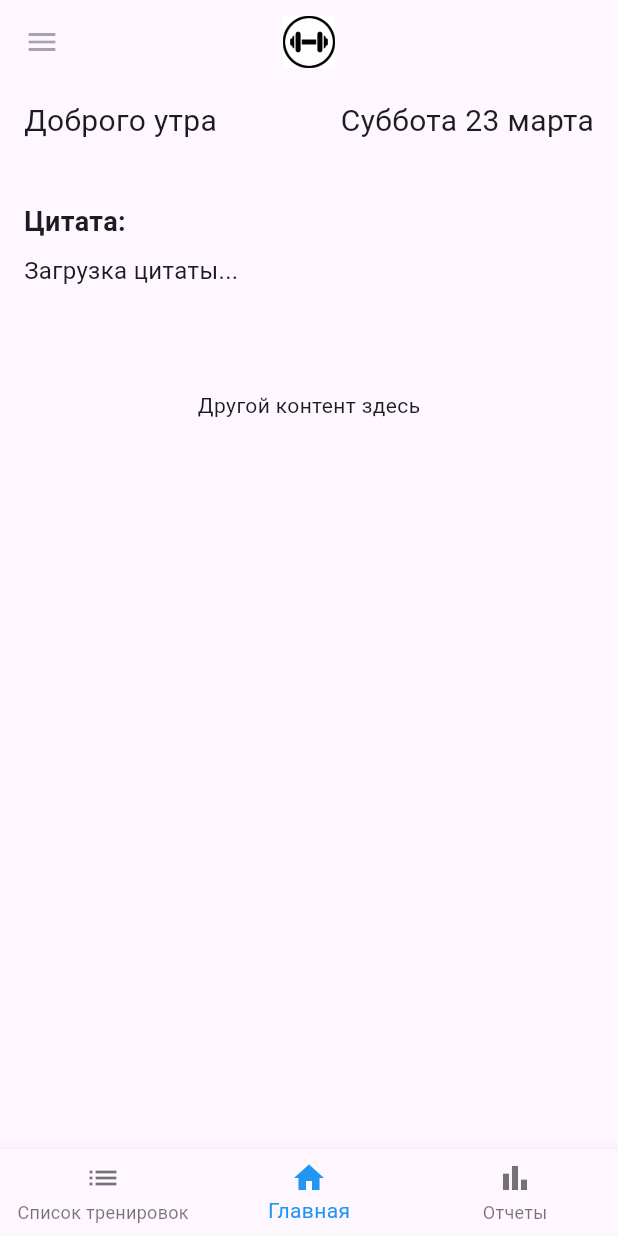
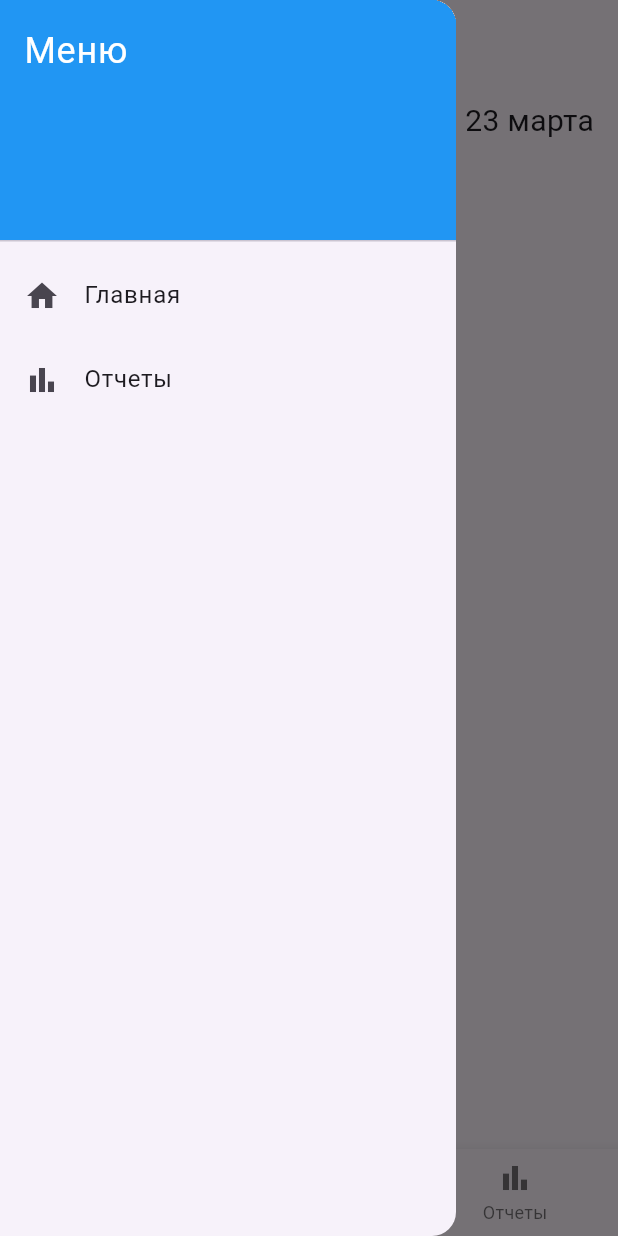
Before and after one commit to Ertnad/MyAdjutor, a Flutter app: the screen it shows after launch, in the side drawer, after a tap on "Главная", on a phone screen of 412 x 824 dp. Run offline on Flutter 3.47's test engine with Material 3 defaults, Android fonts, the phone set to English and light mode, and no system bars; our stand-ins replace flutter_svg, shared_preferences; network calls fail.

Commit message:
Что-то изменилось, но я уже забыл что

```diff
--- a/lib/main.dart
+++ b/lib/main.dart
@@ -1,8 +1,10 @@
 import 'package:flutter/material.dart';
 import 'package:intl/date_symbol_data_local.dart';
+import 'package:myadjutor/pages/bar/side_menu.dart';
+import 'package:myadjutor/pages/bar/top_bar.dart';
 import 'package:myadjutor/pages/train/train_page.dart';
 import 'package:myadjutor/pages/report/report_page.dart';
-import 'package:myadjutor/pages/workout/workout_page.dart'; // Импортируем новую страницу
+import 'package:myadjutor/pages/workout/workout_page.dart';
 
 void main() {
   initializeDateFormatting();
@@ -16,18 +18,18 @@ class MyApp extends StatelessWidget {
       'assets/images/train.png',
       width: 35,
       height: 35,
-    ); // Логотип приложения
+    );
 
     return MaterialApp(
       title: 'MyAdjutor',
       theme: ThemeData(
         primarySwatch: Colors.blue,
       ),
-      initialRoute: '/', // Устанавливаем начальный маршрут
+      initialRoute: '/',
       routes: {
-        '/': (context) => TrainPage(selectedIndex: 1, logo: logo), // Главная страница
-        '/reports': (context) => ReportPage(selectedIndex: 2, logo: logo), // Страница отчетов
-        '/workouts': (context) => WorkoutListPage(selectedIndex: 0, logo: logo), // Страница со списком тренировок
+        '/': (context) => TrainPage(logo: logo, selectedIndex: 1,),
+        '/reports': (context) => ReportPage(selectedIndex: 2, logo: logo),
+        '/workouts': (context) => WorkoutListPage(selectedIndex: 0, logo: logo),
       },
     );
   }
--- a/lib/pages/bar/side_menu.dart
+++ b/lib/pages/bar/side_menu.dart
@@ -1,7 +1,9 @@
 import 'package:flutter/material.dart';
 
 class CustomDrawer extends StatelessWidget {
-  const CustomDrawer({Key? key}) : super(key: key);
+  final GlobalKey<ScaffoldState>? scaffoldKey; // Добавьте scaffoldKey в ваш CustomDrawer
+
+  const CustomDrawer({Key? key, this.scaffoldKey}) : super(key: key);
 
   @override
   Widget build(BuildContext context) {
@@ -25,16 +27,14 @@ class CustomDrawer extends StatelessWidget {
             leading: const Icon(Icons.home),
             title: const Text('Главная'),
             onTap: () {
-              Navigator.pop(context);
-              // Обработка нажатия на "Главная"
+              scaffoldKey?.currentState?.openDrawer(); // Используйте scaffoldKey для открытия сайд-меню
             },
           ),
           ListTile(
             leading: const Icon(Icons.bar_chart),
             title: const Text('Отчеты'),
             onTap: () {
-              Navigator.pop(context);
-              // Обработка нажатия на "Отчеты"
+              scaffoldKey?.currentState?.openDrawer(); // Используйте scaffoldKey для открытия сайд-меню
             },
           ),
           // Другие пункты меню
--- a/lib/pages/base_page.dart
+++ b/lib/pages/base_page.dart
@@ -8,11 +8,15 @@ class BasePage extends StatelessWidget {
   final Widget body;
   final int selectedIndex;
   final Widget logo;
+  final Future<void> Function()? onRefresh; // Make onRefresh nullable
+  final Widget? floatingActionButton; // Add floatingActionButton parameter
 
   const BasePage({
     required this.body,
     required this.selectedIndex,
     required this.logo,
+    this.onRefresh, // Update the parameter to be nullable
+    this.floatingActionButton, // Add floatingActionButton parameter
   });
 
   @override
@@ -22,11 +26,15 @@ class BasePage extends StatelessWidget {
         logo: logo,
       ),
       drawer: const CustomDrawer(),
-      body: body,
+      body: RefreshIndicator(
+        onRefresh: onRefresh ?? () async {}, // Provide a default value if onRefresh is null
+        child: body,
+      ),
       bottomNavigationBar: CustomBottomNavigationBar(
         selectedIndex: selectedIndex,
-        logo: logo, // Передаем параметр logo в CustomBottomNavigationBar
+        logo: logo,
       ),
+      floatingActionButton: floatingActionButton, // Set floatingActionButton
     );
   }
 }
--- a/lib/pages/train/train_page.dart
+++ b/lib/pages/train/train_page.dart
@@ -1,29 +1,44 @@
 import 'dart:convert';
 import 'package:flutter/material.dart';
 import 'package:http/http.dart' as http;
+import 'package:myadjutor/pages/base_page.dart';
 import 'package:shared_preferences/shared_preferences.dart';
-import 'package:myadjutor/pages/base_page.dart';
 
-class TrainPage extends StatefulWidget {
+class TrainPage extends StatelessWidget {
   final Widget logo;
-  final int selectedIndex; // Добавлен параметр selectedIndex
+  final int selectedIndex;
 
-  const TrainPage({Key? key, required this.logo, required this.selectedIndex}) : super(key: key);
+  const TrainPage({
+    Key? key,
+    required this.logo,
+    required this.selectedIndex,
+  }) : super(key: key);
 
   @override
-  _TrainPageState createState() => _TrainPageState();
+  Widget build(BuildContext context) {
+    return BasePage(
+      body: _TrainPageContent(),
+      selectedIndex: selectedIndex,
+      logo: logo,
+    );
+  }
 }
 
-class _TrainPageState extends State<TrainPage> {
+class _TrainPageContent extends StatefulWidget {
+  @override
+  _TrainPageContentState createState() => _TrainPageContentState();
+}
+
+class _TrainPageContentState extends State<_TrainPageContent> {
   late String quote = '';
   late DateTime lastUpdateDate;
+  bool _isRefreshing = false;
 
   @override
   void initState() {
     super.initState();
     getLastUpdateDate().then((value) {
-      if (value == null ||
-          DateTime.now().difference(value) >= const Duration(days: 1)) {
+      if (value == null || DateTime.now().difference(value) >= const Duration(days: 1)) {
         fetchQuote();
       } else {
         setState(() {
@@ -34,17 +49,25 @@ class _TrainPageState extends State<TrainPage> {
   }
 
   Future<void> fetchQuote() async {
+    setState(() {
+      _isRefreshing = true; // Установим флаг обновления перед запросом
+    });
     final response = await http.get(
-        Uri.parse('https://api.quotable.io/random?tags=inspirational|life'));
+      Uri.parse('https://api.quotable.io/random?tags=inspirational|life'),
+    );
     if (response.statusCode == 200) {
       final jsonData = json.decode(response.body);
       final newQuote = jsonData['content'];
       setState(() {
         quote = newQuote;
         lastUpdateDate = DateTime.now();
+        _isRefreshing = false; // Сбросим флаг обновления после получения данных
       });
       saveLastUpdateDate(lastUpdateDate);
     } else {
+      setState(() {
+        _isRefreshing = false; // Обработка ошибки, сброс флага обновления
+      });
       throw Exception('Failed to load quote');
     }
   }
@@ -55,8 +78,7 @@ class _TrainPageState extends State<TrainPage> {
     if (dateString != null) {
       return DateTime.parse(dateString);
     } else {
-      return DateTime.now().subtract(
-          const Duration(days: 1)); // Assume the quote was not updated
+      return DateTime.now().subtract(const Duration(days: 1));
     }
   }
 
@@ -71,8 +93,7 @@ class _TrainPageState extends State<TrainPage> {
 
   @override
   Widget build(BuildContext context) {
-    return BasePage(
-      body: RefreshIndicator(
+    return RefreshIndicator(
       onRefresh: _handleRefresh,
       child: ListView(
         children: <Widget>[
@@ -99,15 +120,11 @@ class _TrainPageState extends State<TrainPage> {
           ),
           Container(
             alignment: Alignment.topCenter,
-              padding: const EdgeInsets.only(
-                  top: 50), // Добавляем отступ для показа заголовка вверху
+            padding: const EdgeInsets.only(top: 50),
             child: const Text('Другой контент здесь'),
           ),
         ],
       ),
-      ),
-      selectedIndex: widget.selectedIndex, // Используем selectedIndex здесь
-      logo: widget.logo,
     );
   }
 }
```
Also changed, not shown: lib/pages/bar/top_bar.dart (+7 -1 lines), lib/pages/report/report_page.dart (+6 -13 lines), lib/pages/workout/create_workout_page.dart (+6 -6 lines), lib/pages/workout/workout_page.dart (+23 -7 lines), lib/pages/workout/exercise/exercise_item.dart (deleted). Lines whose indentation alone changed are shown as unchanged.
